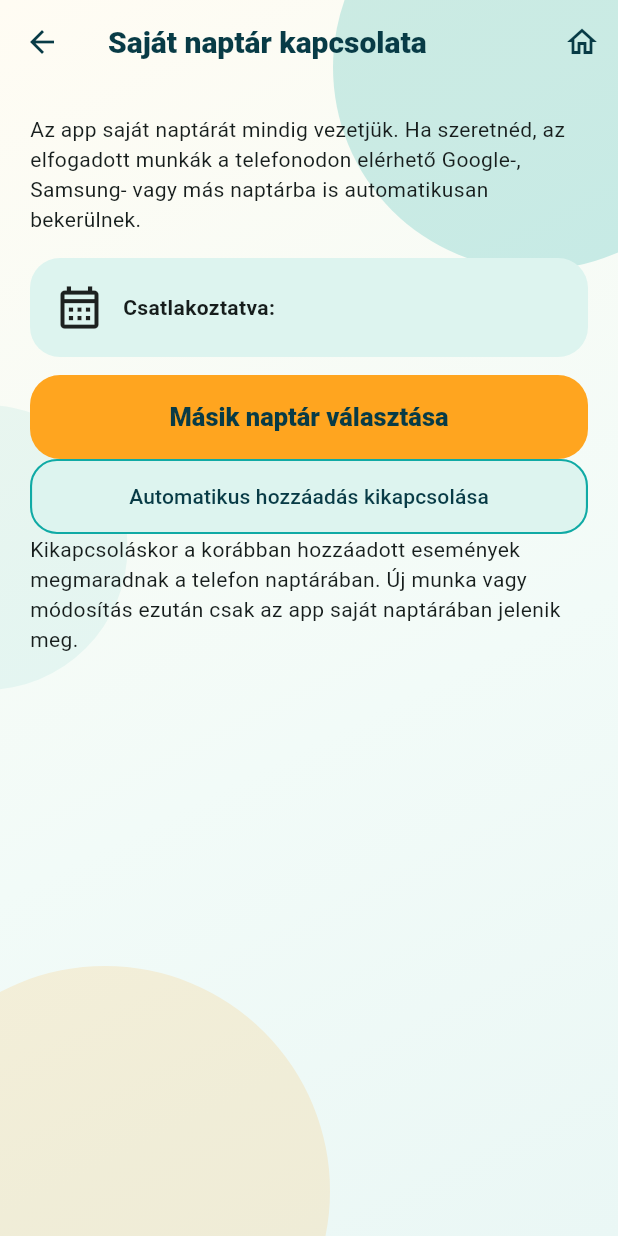
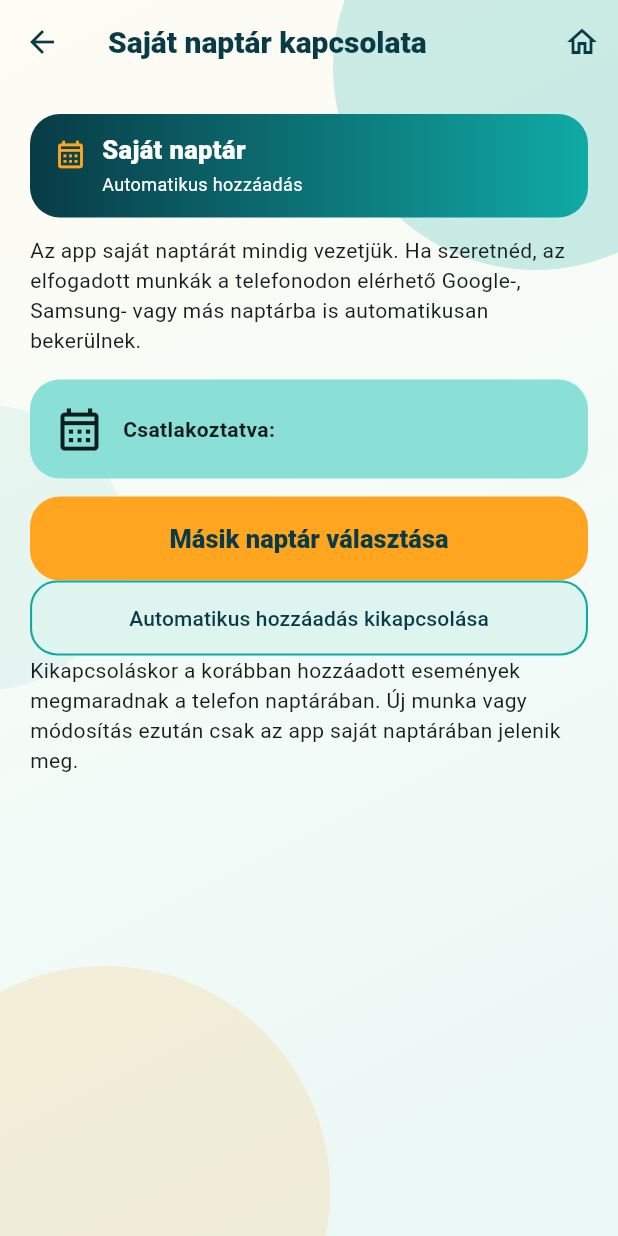
Before and after one commit to bokatimea-debug/takimaki_full, a Flutter app: the CalendarConnectionScreen screen opened by its route, on a phone screen of 412 x 824 dp. Run offline on Flutter 3.47's test engine with Material 3 defaults, Android fonts, the phone set to English and light mode, and no system bars; our stand-ins replace image_picker, shared_preferences; accounts and stored records are empty.

Commit message:
Audit supplementary routed screens against approved shared UI

```diff
--- a/lib/screens/calendar_connection_screen.dart
+++ b/lib/screens/calendar_connection_screen.dart
@@ -1,3 +1,5 @@
+import '../widgets/taki_screen_header.dart';
+
 import 'package:flutter/material.dart';
 import 'package:flutter/services.dart';
 import 'package:shared_preferences/shared_preferences.dart';
@@ -110,6 +112,12 @@ class _CalendarConnectionScreenState extends State<CalendarConnectionScreen> {
       child: ListView(
         padding: const EdgeInsets.all(20),
         children: [
+          const TakiScreenHeader(
+            title: 'Saját naptár',
+            subtitle: 'Automatikus hozzáadás',
+            icon: Icons.calendar_month_outlined,
+          ),
+          const SizedBox(height: 12),
           const Text(
             'Az app saját naptárát mindig vezetjük. Ha szeretnéd, az elfogadott munkák a telefonodon elérhető Google-, Samsung- vagy más naptárba is automatikusan bekerülnek.',
           ),
@@ -117,7 +125,7 @@ class _CalendarConnectionScreenState extends State<CalendarConnectionScreen> {
           Container(
             padding: const EdgeInsets.all(16),
             decoration: BoxDecoration(
-              color: const Color(0xFFDDF4EF),
+              color: takiCardMint,
               borderRadius: BorderRadius.circular(20),
             ),
             child: Row(
```
